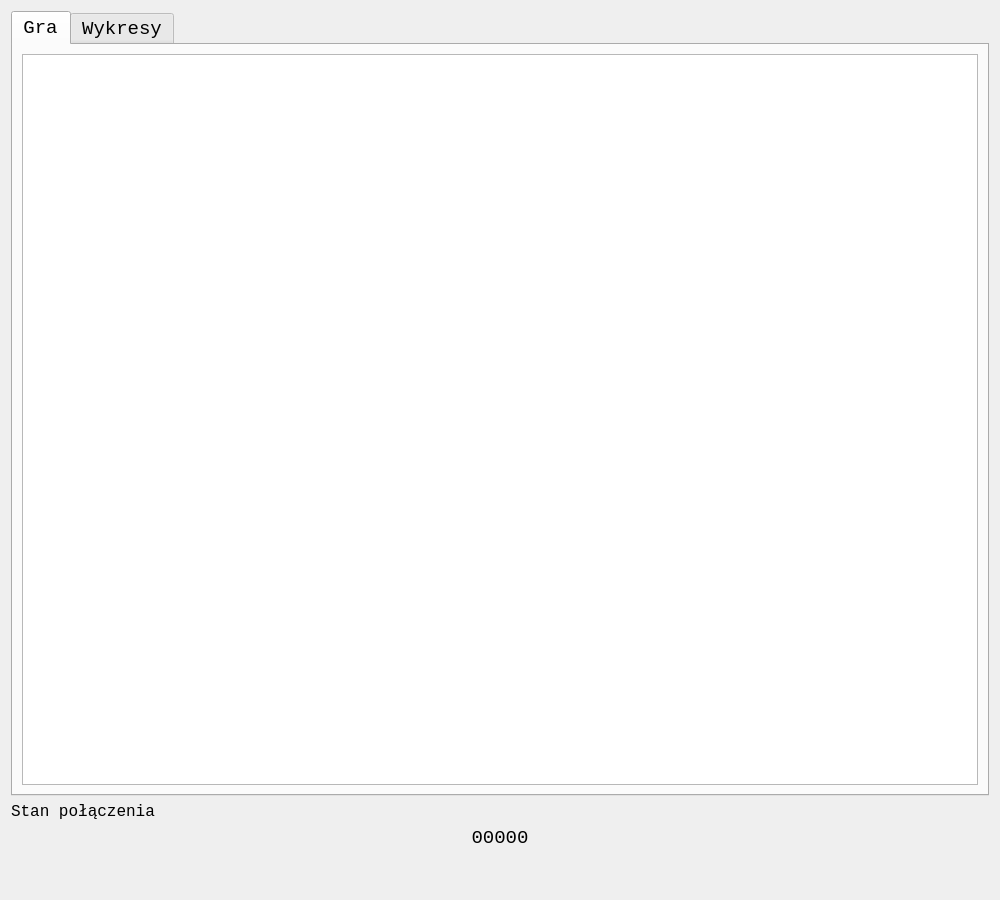
This is oknogry.ui in Wirgiliusz/FlyAndShoot as Qt 5 draws it before an edit. The edited form follows.
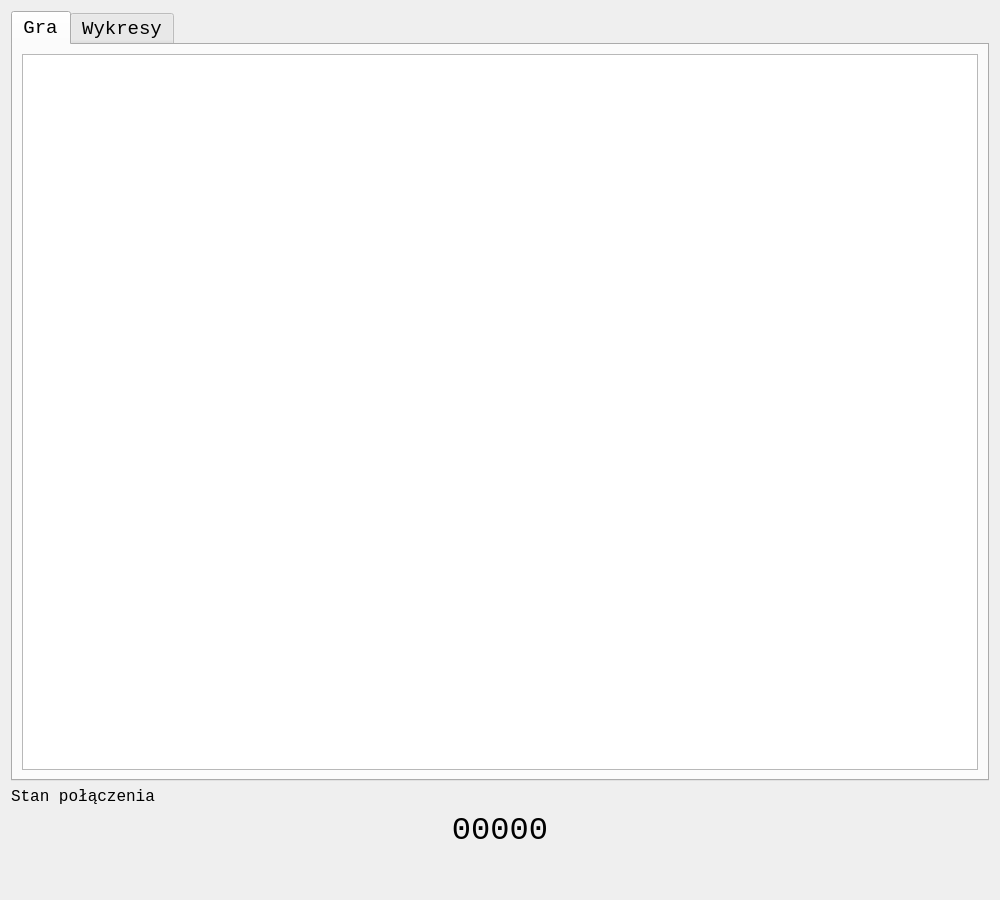
This is the edited form. Custom widgets are drawn as their Qt base class.

Diff of the .ui file:
```diff
--- a/oknogry.ui
+++ b/oknogry.ui
@@ -180,7 +180,7 @@
        <property name="font">
         <font>
          <family>Courier New</family>
-         <pointsize>14</pointsize>
+         <pointsize>24</pointsize>
         </font>
        </property>
        <property name="text">
```
